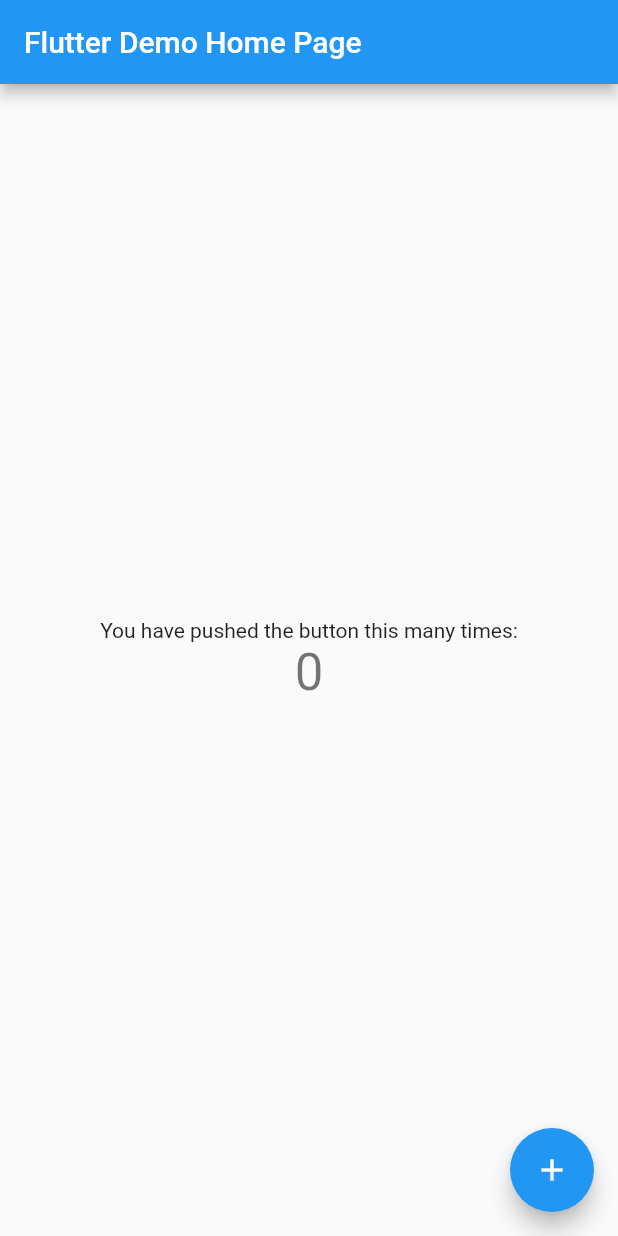
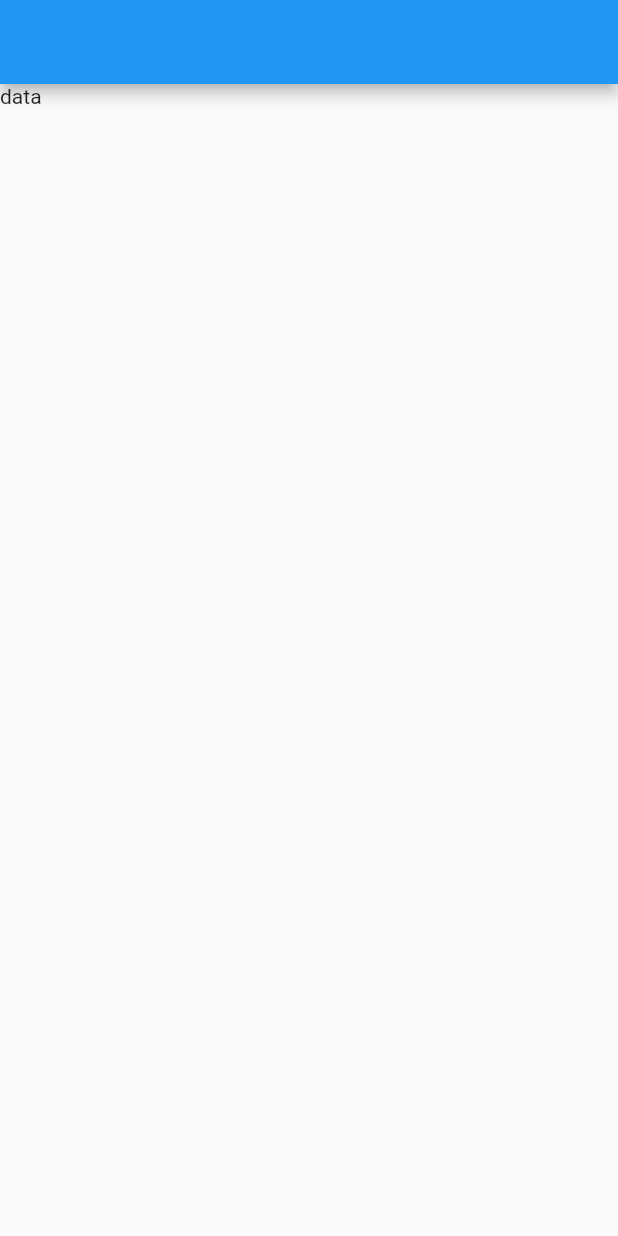
Before and after one commit to KaranDuggal/PDF-Viewer, a Flutter app: the screen it shows after launch, on a phone screen of 412 x 824 dp. Run offline on Flutter 3.47's test engine with Material 2 defaults, Android fonts, the phone set to English and light mode, and no system bars; our stand-ins replace flutter_spinkit, google_sign_in; missing offline and left inert: kbc_game.

Commit message:
home . services,and screens

```diff
--- a/lib/main.dart
+++ b/lib/main.dart
@@ -1,115 +1,7 @@
 import 'package:flutter/material.dart';
+
+import 'src/app.dart';
 
 void main() {
   runApp(const MyApp());
 }
-
-class MyApp extends StatelessWidget {
-  const MyApp({Key? key}) : super(key: key);
-
-  // This widget is the root of your application.
-  @override
-  Widget build(BuildContext context) {
-    return MaterialApp(
-      title: 'Flutter Demo',
-      theme: ThemeData(
-        // This is the theme of your application.
-        //
-        // Try running your application with "flutter run". You'll see the
-        // application has a blue toolbar. Then, without quitting the app, try
-        // changing the primarySwatch below to Colors.green and then invoke
-        // "hot reload" (press "r" in the console where you ran "flutter run",
-        // or simply save your changes to "hot reload" in a Flutter IDE).
-        // Notice that the counter didn't reset back to zero; the application
-        // is not restarted.
-        primarySwatch: Colors.blue,
-      ),
-      home: const MyHomePage(title: 'Flutter Demo Home Page'),
-    );
-  }
-}
-
-class MyHomePage extends StatefulWidget {
-  const MyHomePage({Key? key, required this.title}) : super(key: key);
-
-  // This widget is the home page of your application. It is stateful, meaning
-  // that it has a State object (defined below) that contains fields that affect
-  // how it looks.
-
-  // This class is the configuration for the state. It holds the values (in this
-  // case the title) provided by the parent (in this case the App widget) and
-  // used by the build method of the State. Fields in a Widget subclass are
-  // always marked "final".
-
-  final String title;
-
-  @override
-  State<MyHomePage> createState() => _MyHomePageState();
-}
-
-class _MyHomePageState extends State<MyHomePage> {
-  int _counter = 0;
-
-  void _incrementCounter() {
-    setState(() {
-      // This call to setState tells the Flutter framework that something has
-      // changed in this State, which causes it to rerun the build method below
-      // so that the display can reflect the updated values. If we changed
-      // _counter without calling setState(), then the build method would not be
-      // called again, and so nothing would appear to happen.
-      _counter++;
-    });
-  }
-
-  @override
-  Widget build(BuildContext context) {
-    // This method is rerun every time setState is called, for instance as done
-    // by the _incrementCounter method above.
-    //
-    // The Flutter framework has been optimized to make rerunning build methods
-    // fast, so that you can just rebuild anything that needs updating rather
-    // than having to individually change instances of widgets.
-    return Scaffold(
-      appBar: AppBar(
-        // Here we take the value from the MyHomePage object that was created by
-        // the App.build method, and use it to set our appbar title.
-        title: Text(widget.title),
-      ),
-      body: Center(
-        // Center is a layout widget. It takes a single child and positions it
-        // in the middle of the parent.
-        child: Column(
-          // Column is also a layout widget. It takes a list of children and
-          // arranges them vertically. By default, it sizes itself to fit its
-          // children horizontally, and tries to be as tall as its parent.
-          //
-          // Invoke "debug painting" (press "p" in the console, choose the
-          // "Toggle Debug Paint" action from the Flutter Inspector in Android
-          // Studio, or the "Toggle Debug Paint" command in Visual Studio Code)
-          // to see the wireframe for each widget.
-          //
-          // Column has various properties to control how it sizes itself and
-          // how it positions its children. Here we use mainAxisAlignment to
-          // center the children vertically; the main axis here is the vertical
-          // axis because Columns are vertical (the cross axis would be
-          // horizontal).
-          mainAxisAlignment: MainAxisAlignment.center,
-          children: <Widget>[
-            const Text(
-              'You have pushed the button this many times:',
-            ),
-            Text(
-              '$_counter',
-              style: Theme.of(context).textTheme.headline4,
-            ),
-          ],
-        ),
-      ),
-      floatingActionButton: FloatingActionButton(
-        onPressed: _incrementCounter,
-        tooltip: 'Increment',
-        child: const Icon(Icons.add),
-      ), // This trailing comma makes auto-formatting nicer for build methods.
-    );
-  }
-}
--- /dev/null
+++ b/lib/src/app.dart
@@ -0,0 +1,22 @@
+import 'package:flutter/material.dart';
+import 'screens/home_screen.dart';
+
+class MyApp extends StatelessWidget {
+  const MyApp({Key? key}) : super(key: key);
+
+  // This widget is the root of your application.
+  @override
+  Widget build(BuildContext context) {
+    return MaterialApp(
+      debugShowCheckedModeBanner: false,
+      title: 'Flutter Demo',
+      theme: ThemeData(
+        primarySwatch: Colors.blue,
+      ),
+      initialRoute: '/home',
+      routes: {
+        '/home': (context) => const HomeScreen(),
+      },
+    );
+  }
+}
--- /dev/null
+++ b/lib/src/screens/home_screen.dart
@@ -0,0 +1,24 @@
+import 'package:flutter/material.dart';
+
+class HomeScreen extends StatefulWidget {
+  const HomeScreen({Key? key}) : super(key: key);
+
+  @override
+  _HomeScreenState createState() => _HomeScreenState();
+}
+
+class _HomeScreenState extends State<HomeScreen> {
+  @override
+  void initState() {
+    super.initState();
+  }
+
+  @override
+  Widget build(BuildContext context) {
+    return Scaffold(
+        resizeToAvoidBottomInset: false,
+        appBar: AppBar(),
+        body: const Text("data")
+    );
+  }
+}
--- /dev/null
+++ b/lib/src/utils/constant.dart
@@ -0,0 +1,12 @@
+import 'package:flutter/material.dart';
+
+class MyColors {
+  static const red = Colors.red;
+}
+class MyConstant {
+  // static const localBaseURL = 'http://192.168.242.239:3001/api/mobile/';
+  // static const localBaseURL = 'http://e5af02260723.ngrok.io/api/mobile/';
+  static const localBaseURL = 'https://api.openweathermap.org/data/2.5/weather?appid=92b5f550214dd4ab9ba1aff91d2f9f0e&units=metric&';
+
+}
+// https://api.openweathermap.org/data/2.5/weather?q=${cityVal}&units=metric&appid=92b5f550214dd4ab9ba1aff91d2f9f0e
--- a/pubspec.yaml
+++ b/pubspec.yaml
@@ -34,6 +34,7 @@
   # The following adds the Cupertino Icons font to your application.
   # Use with the CupertinoIcons class for iOS style icons.
   cupertino_icons: ^1.0.2
+  flutter_spinkit: ^5.1.0
   flutter_pdfview: ^1.2.1
   path_provider: ^2.0.6
   file_picker: ^4.2.0
```
Also changed, not shown: lib/src/screens/common/internet_error_screen.dart (added, +56 -0 lines), lib/src/screens/common/loading_screen.dart (added, +56 -0 lines), lib/src/screens/common/side_drawer.dart (added, +176 -0 lines), lib/src/services/api_service.dart (added, +15 -0 lines), pubspec.lock, 1 other file.
